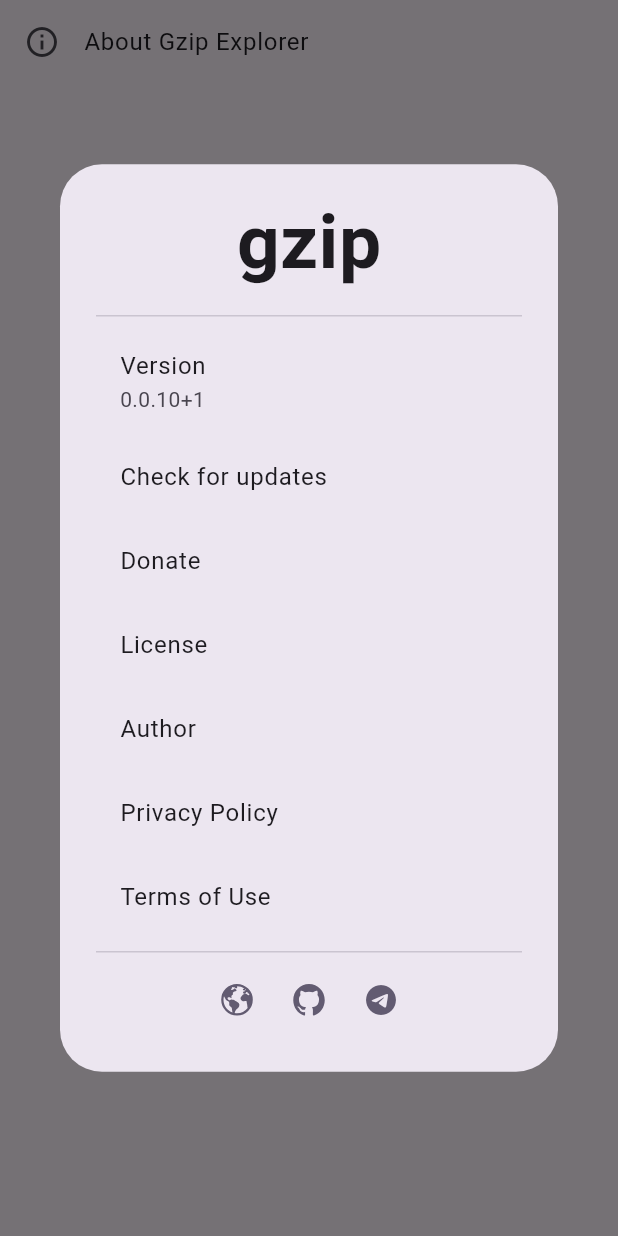
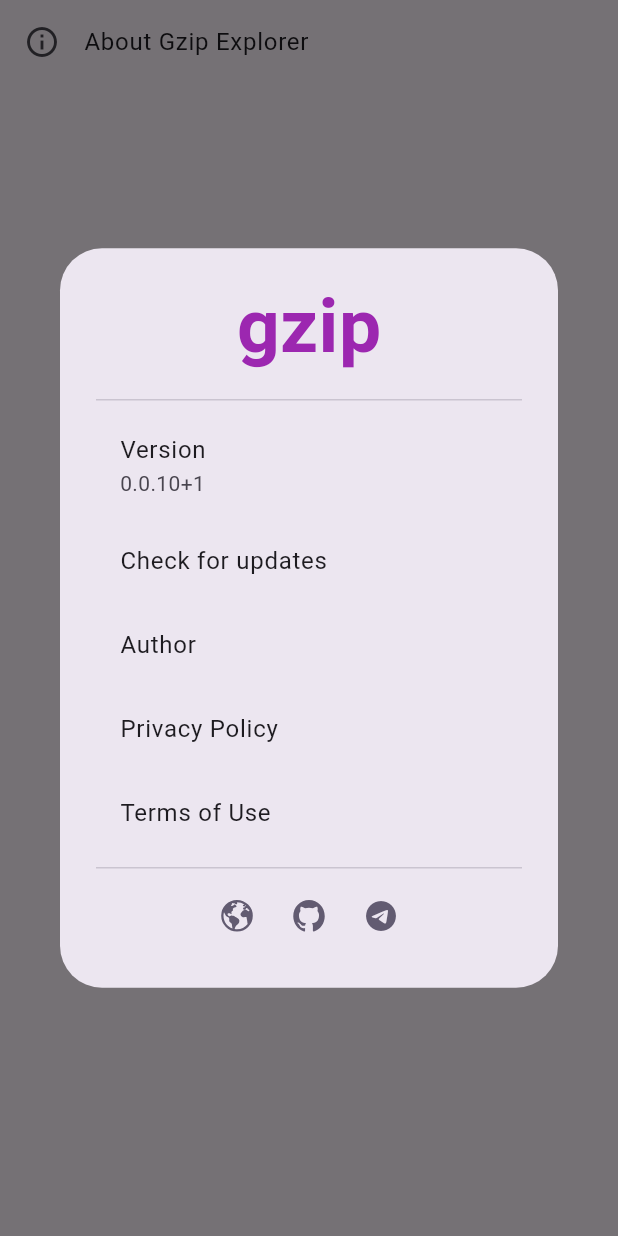
Before and after one commit to bilalsul/rzr, a Flutter app: the About widget shown alone on an empty page, opened directly, after a tap on "About Gzip Explorer", on a phone screen of 412 x 824 dp. Run offline on Flutter 3.47's test engine with Material 3 defaults, Android fonts, the phone set to English and light mode, and no system bars; our stand-ins replace dio, file_picker, flutter_markdown, flutter_riverpod, flutter_secure_storage, flutter_smart_dialog and 8 more; missing offline and left inert: flutter_floating_bottom_bar, flutter_monaco, gpt_markdown, hidable; accounts and stored records are empty; generated files the repository leaves out were written again; network calls fail; statements that could not run were skipped.

Commit message:
about: remove donate button not supported yet

```diff
--- a/git_explorer_mob/lib/widgets/settings/about.dart
+++ b/git_explorer_mob/lib/widgets/settings/about.dart
@@ -2,13 +2,15 @@ import 'dart:async';
 
 // import 'package:git_explorer_mob/providers/shared_preferences_provider.dart';
 import 'package:git_explorer_mob/l10n/generated/L10n.dart';
-import 'package:git_explorer_mob/main.dart';
+// import 'package:git_explorer_mob/main.dart';
+import 'package:git_explorer_mob/providers/shared_preferences_provider.dart';
 // import 'package:git_explorer_mob/page/settings_page/developer/developer_options_page.dart';
 import 'package:git_explorer_mob/utils/env_var.dart';
+import 'package:git_explorer_mob/utils/toast/common.dart';
 // import 'package:git_explorer_mob/utils/toast/common.dart';
 import 'package:git_explorer_mob/widgets/settings/link_icon.dart';
 import 'package:git_explorer_mob/utils/check_update.dart';
-import 'package:git_explorer_mob/widgets/settings/show_donate_dialog.dart';
+// import 'package:git_explorer_mob/widgets/settings/show_donate_dialog.dart';
 // import 'package:flutter/cupertino.dart';
 import 'package:flutter/foundation.dart';
 import 'package:flutter/material.dart';
@@ -43,11 +45,8 @@ class _AboutState extends State<About> {
   Widget build(BuildContext context) {
     return ListTile(
       title: Text(L10n.of(context).appAboutTitle),
-      leading: Icon(Icons.info_outline,
-          color: widget.leadingColor
-              ? Theme.of(context).colorScheme.primary
-              : null),
-      onTap: () => openAboutDialog(),
+      leading: Icon(Icons.info_outline),
+      onTap: () => openAboutDialog(context),
     );
   }
 }
@@ -91,13 +90,14 @@ class _AboutState extends State<About> {
 //   );
 // }
 
-Future<void> openAboutDialog() async {
+Future<void> openAboutDialog(BuildContext context) async {
   final pubspecContent = await rootBundle.loadString('pubspec.yaml');
   final pubspec = Pubspec.parse(pubspecContent);
   final version = pubspec.version.toString();
 
   showDialog(
-    context: navigatorKey.currentContext!,
+    // context: navigatorKey.currentContext!,
+    context: context,
     builder: (BuildContext context) {
       return AlertDialog(
           content: ConstrainedBox(
@@ -119,7 +119,7 @@ Future<void> openAboutDialog() async {
                       style: TextStyle(
                         fontSize: 50,
                         fontWeight: FontWeight.bold,
-                        // color: Prefs().secondaryColor,
+                        color: Prefs().secondaryColor,
                       ),
                     ),
                   ),
@@ -130,7 +130,7 @@ Future<void> openAboutDialog() async {
                   subtitle: Text(version + (kDebugMode ? ' (debug)' : '')),
                   onTap: () {
                     Clipboard.setData(ClipboardData(text: version));
-                    // GzipToast.show(L10n.of(context).notesPageCopied);
+                    GzipToast.show(L10n.of(context).commonCopied);
                     // _handleDeveloperUnlockTap(context);
                   },
                 ),
@@ -138,29 +138,29 @@ Future<void> openAboutDialog() async {
                   ListTile(
                       title: Text(L10n.of(context).aboutCheckForUpdates),
                       onTap: () => checkUpdate(true)),
-                if (EnvVar.enableDonation)
-                  ListTile(
-                    title: Text(L10n.of(context).appDonate),
-                    onTap: () {
-                      showDonateDialog(context);
-                    },
-                  ),
-                ListTile(
-                  title: Text(L10n.of(context).appLicense),
-                  onTap: () {
-                    showLicensePage(
-                      context: context,
-                      applicationName: 'Gzip Explorer',
-                      applicationVersion: version,
-                    );
-                  },
-                ),
+                // if (EnvVar.enableDonation)
+                //   ListTile(
+                //     title: Text(L10n.of(context).appDonate),
+                //     onTap: () {
+                //       showDonateDialog(context);
+                //     },
+                //   ),
+                // ListTile(
+                //   title: Text(L10n.of(context).appLicense),
+                //   onTap: () {
+                //     showLicensePage(
+                //       context: context,
+                //       applicationName: L10n.of(context).appName,
+                //       applicationVersion: version,
+                //     );
+                //   },
+                // ),
                 ListTile(
                   title: Text(L10n.of(context).appAuthor),
                   onTap: () {
                     launchUrl(
                       Uri.parse(
-                          'https://github.com/uncrr/git-explorer/graphs/contributors'),
+                          'https:play.google.com/store/apps/details?id=com.bilalworku.gzip'),
                       mode: LaunchMode.externalApplication,
                     );
                   },
```
